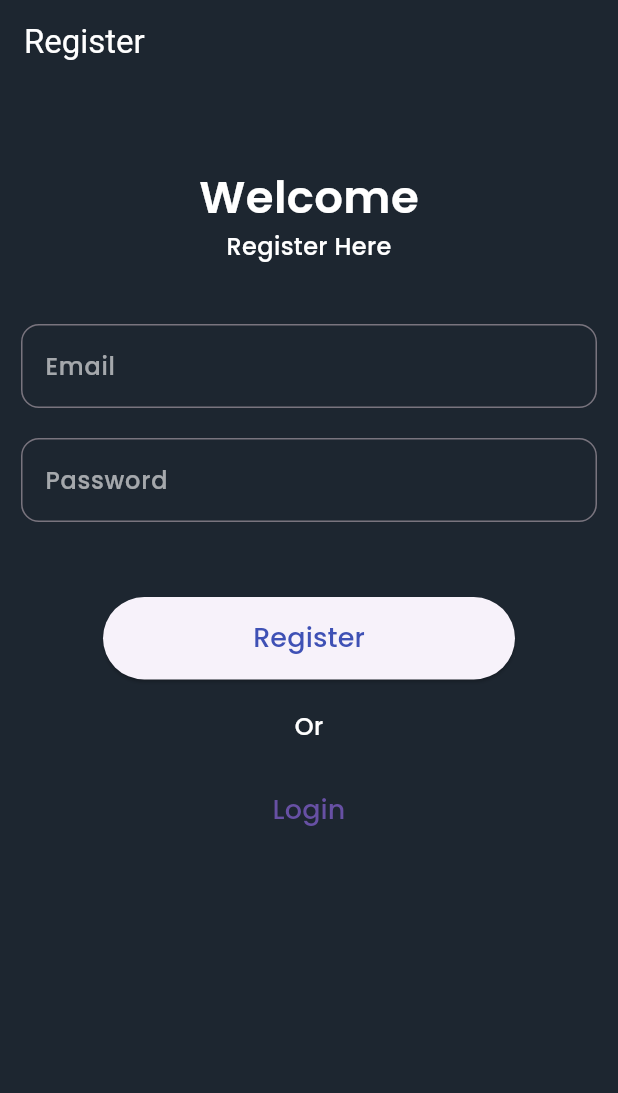
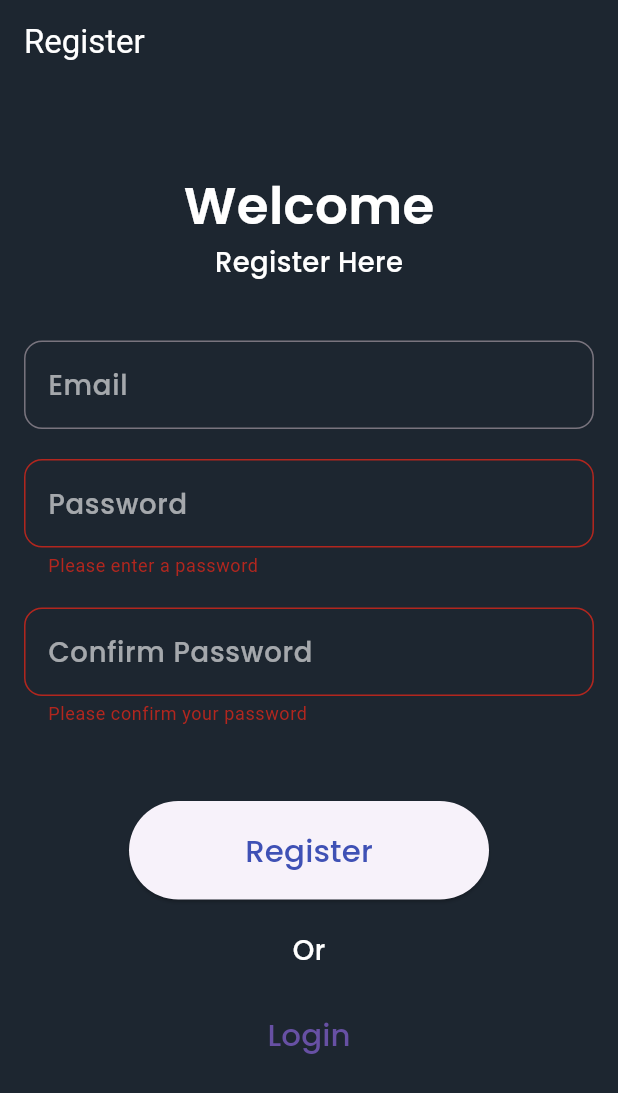
Before and after one commit to vscsudhar/todo_task, a Flutter app: the screen it shows after launch, after a tap on "Register", on a phone screen of 412 x 824 dp. Shown: the top 1093 px of the screen. Run offline on Flutter 3.47's test engine with Material 3 defaults, Android fonts, the light colour scheme and no system bars; our stand-ins replace cloud_firestore, firebase_auth, firebase_core, flutter_screenutil, flutter_slidable, stacked and 2 more; accounts and stored records are empty.

Commit message:
validate password

```diff
--- a/lib/main.dart
+++ b/lib/main.dart
@@ -1,5 +1,6 @@
 import 'package:firebase_core/firebase_core.dart' show Firebase;
 import 'package:flutter/material.dart';
+import 'package:flutter_screenutil/flutter_screenutil.dart';
 import 'package:todo_task/app/app.router.dart';
 import 'package:stacked_services/stacked_services.dart';
 import 'package:todo_task/firebase_options.dart';
@@ -19,6 +20,11 @@ class MainApp extends StatelessWidget {
 
   @override
   Widget build(BuildContext context) {
+    return ScreenUtilInit(
+      designSize: Size(360, 690),
+      minTextAdapt: true,
+      splitScreenMode: true,
+      builder: (_,context) {
         return MaterialApp(
           initialRoute: Routes.startupView,
           debugShowCheckedModeBanner: false,
@@ -27,4 +33,6 @@ class MainApp extends StatelessWidget {
           navigatorObservers: [StackedService.routeObserver],
         );
       }
+    );
   }
+}
--- a/lib/ui/views/sign_up/sign_up_view.dart
+++ b/lib/ui/views/sign_up/sign_up_view.dart
@@ -1,4 +1,5 @@
 import 'package:flutter/material.dart';
+import 'package:flutter_screenutil/flutter_screenutil.dart';
 import 'package:stacked/stacked.dart';
 import 'package:todo_task/ui/common/shared/styles.dart';
 import 'package:todo_task/ui/common/shared/text_style_helpers.dart';
@@ -25,7 +26,7 @@ class SignUpView extends StackedView<SignUpViewModel> {
       ),
       body: SingleChildScrollView(
           child: Padding(
-        padding: defaultPadding14,
+        padding: defaultPadding14.r,
         child: Form(
           key: formKey,
           child: Column(
@@ -47,9 +48,11 @@ class SignUpView extends StackedView<SignUpViewModel> {
                   labelStyle: fontFamilyMedium.size16.copyWith(color: Colors.white60),
                 ),
                 onSaved: (email) => viewModel.emailSave(email.toString()),
+                validator: (value) => value == null ? 'Enter valid email' : null,
               ),
               verticalSpacing20,
               TextFormField(
+                obscureText: true,
                 key: ValueKey('pass'),
                 style: fontFamilyMedium.size16.copyWith(color: Colors.white),
                 decoration: InputDecoration(
@@ -61,17 +64,50 @@ class SignUpView extends StackedView<SignUpViewModel> {
                   labelStyle: fontFamilyMedium.size16.copyWith(color: Colors.white60),
                 ),
                 onSaved: (pass) => viewModel.passSave(pass.toString()),
+                validator: (value) {
+                  if (value == null || value.isEmpty) {
+                    return "Please enter a password";
+                  } else if (value.length < 6) {
+                    return "Password must be at least 6 characters long";
+                  }
+                  return null;
+                },
+              ),
+              verticalSpacing20,
+              TextFormField(
+                obscureText: true,
+                key: ValueKey('pass1'),
+                style: fontFamilyMedium.size16.copyWith(color: Colors.white),
+                decoration: InputDecoration(
+                  focusedBorder: OutlineInputBorder(borderRadius: BorderRadius.circular(12), borderSide: BorderSide(color: Colors.white60)),
+                  border: OutlineInputBorder(
+                    borderRadius: BorderRadius.circular(12),
+                  ),
+                  labelText: 'Confirm Password',
+                  labelStyle: fontFamilyMedium.size16.copyWith(color: Colors.white60),
+                ),
+                onSaved: (pass) => viewModel.passSave(pass.toString()),
+                validator: (value) {
+                  if (value == null || value.isEmpty) {
+                    return "Please confirm your password";
+                  } else if (value != viewModel.pass) {
+                    return "Passwords do not match";
+                  }
+                  return null;
+                },
               ),
               verticalSpacing40,
               verticalSpacing10,
               SizedBox(
-                height: 55,
-                width: MediaQuery.of(context).size.width / 1.5,
+                height: 55.h,
+                width: MediaQuery.of(context).size.width / 1.5.sp,
                 child: ElevatedButton(
                     onPressed: () async {
+                      if (formKey.currentState!.validate()) {
                         formKey.currentState?.save();
                         viewModel.registerCredentials();
                         formKey.currentState?.reset();
+                      }
                     },
                     child: Text(
                       'Register',
@@ -88,7 +124,11 @@ class SignUpView extends StackedView<SignUpViewModel> {
                 onPressed: () {
                   viewModel.goToLogin();
                 },
-                  child: Text('Login', style: fontFamilyMedium.size18,),)
+                child: Text(
+                  'Login',
+                  style: fontFamilyMedium.size18,
+                ),
+              )
             ],
           ),
         ),
--- a/lib/ui/views/sign_up/sign_up_viewmodel.dart
+++ b/lib/ui/views/sign_up/sign_up_viewmodel.dart
@@ -12,19 +12,20 @@ class SignUpViewModel extends BaseViewModel with NavigationMixin {
   String? _email;
   String? _pass;
 
+  String? get pass => _pass;
+
   void emailSave(String email) {
     _email = email;
     notifyListeners();
   }
 
-  void passSave(String pass) {
-    _pass = pass;
+  void passSave(String password) {
+    _pass = password;
     notifyListeners();
   }
 
   Future<void> registerCredentials() async {
-    User? user = await _authService.registerWithEmailAndPassword(
-        _email.toString(), _pass.toString());
+    User? user = await _authService.registerWithEmailAndPassword(_email.toString(), _pass.toString());
 
     if (user != null) {
       goToLogin();
--- a/pubspec.yaml
+++ b/pubspec.yaml
@@ -18,6 +18,7 @@ dependencies:
   intl: ^0.20.2
   flutter_slidable: ^4.0.0
   flutter_spinkit: ^5.2.1
+  flutter_screenutil: ^5.9.3
 
 
 dev_dependencies:
```
Also changed, not shown: lib/ui/common/shared/text_style_helpers.dart (+15 -14 lines), lib/ui/views/home/widget/pending_widget.dart (+5 -12 lines), lib/ui/views/login/login_view.dart (+6 -3 lines), lib/ui/views/login/login_viewmodel.dart (+8 -1 lines). Lines whose indentation alone changed are shown as unchanged.
